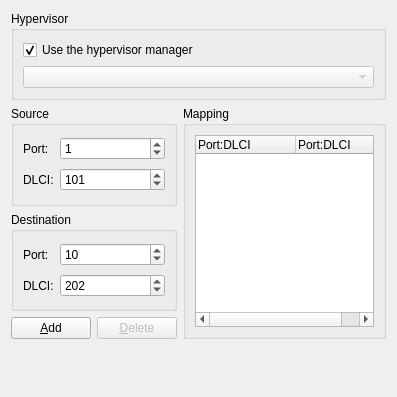
This is src/GNS3/Ui/ConfigurationPages/Form_FRSWPage.ui in GNS3/gns3-legacy as Qt 5 draws it before an edit. The edited form follows.
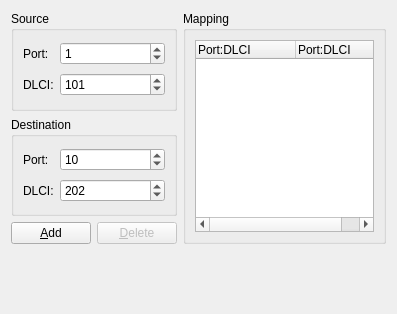
This is the edited form.

Commit message:
[*] Remove hypervisor options for switches in node configurator
- Test a new way to test the connection to an hypervisor

```diff
--- a/src/GNS3/Ui/ConfigurationPages/Form_FRSWPage.ui
+++ b/src/GNS3/Ui/ConfigurationPages/Form_FRSWPage.ui
@@ -6,53 +6,14 @@
     <x>0</x>
     <y>0</y>
     <width>397</width>
-    <height>397</height>
+    <height>314</height>
    </rect>
   </property>
   <property name="windowTitle" >
    <string>Frame Relay Switch</string>
   </property>
   <layout class="QGridLayout" >
-   <item row="0" column="0" colspan="3" >
-    <widget class="QGroupBox" name="groupBox_4" >
-     <property name="title" >
-      <string>Hypervisor</string>
-     </property>
-     <layout class="QGridLayout" >
-      <item row="0" column="0" >
-       <widget class="QCheckBox" name="checkBoxIntegratedHypervisor" >
-        <property name="text" >
-         <string>Use the hypervisor manager</string>
-        </property>
-        <property name="checked" >
-         <bool>true</bool>
-        </property>
-       </widget>
-      </item>
-      <item row="0" column="1" >
-       <spacer>
-        <property name="orientation" >
-         <enum>Qt::Horizontal</enum>
-        </property>
-        <property name="sizeHint" >
-         <size>
-          <width>141</width>
-          <height>20</height>
-         </size>
-        </property>
-       </spacer>
-      </item>
-      <item row="1" column="0" colspan="2" >
-       <widget class="QComboBox" name="comboBoxHypervisors" >
-        <property name="enabled" >
-         <bool>false</bool>
-        </property>
-       </widget>
-      </item>
-     </layout>
-    </widget>
-   </item>
-   <item row="1" column="0" colspan="2" >
+   <item row="0" column="0" colspan="2" >
     <widget class="QGroupBox" name="groupBox" >
      <property name="sizePolicy" >
       <sizepolicy vsizetype="Preferred" hsizetype="Expanding" >
@@ -116,7 +77,7 @@
      </layout>
     </widget>
    </item>
-   <item rowspan="3" row="1" column="2" >
+   <item rowspan="3" row="0" column="2" >
     <widget class="QGroupBox" name="groupBox_2" >
      <property name="title" >
       <string>Mapping</string>
@@ -148,7 +109,7 @@
      </layout>
     </widget>
    </item>
-   <item row="2" column="0" colspan="2" >
+   <item row="1" column="0" colspan="2" >
     <widget class="QGroupBox" name="groupBox_3" >
      <property name="sizePolicy" >
       <sizepolicy vsizetype="Preferred" hsizetype="Expanding" >
@@ -212,14 +173,14 @@
      </layout>
     </widget>
    </item>
-   <item row="3" column="0" >
+   <item row="2" column="0" >
     <widget class="QPushButton" name="pushButtonAdd" >
      <property name="text" >
       <string>&amp;Add</string>
      </property>
     </widget>
    </item>
-   <item row="3" column="1" >
+   <item row="2" column="1" >
     <widget class="QPushButton" name="pushButtonDelete" >
      <property name="enabled" >
       <bool>false</bool>
@@ -229,7 +190,7 @@
      </property>
     </widget>
    </item>
-   <item row="4" column="1" colspan="2" >
+   <item row="3" column="1" colspan="2" >
     <spacer>
      <property name="orientation" >
       <enum>Qt::Vertical</enum>
```
The commit also changes 29 other files.
